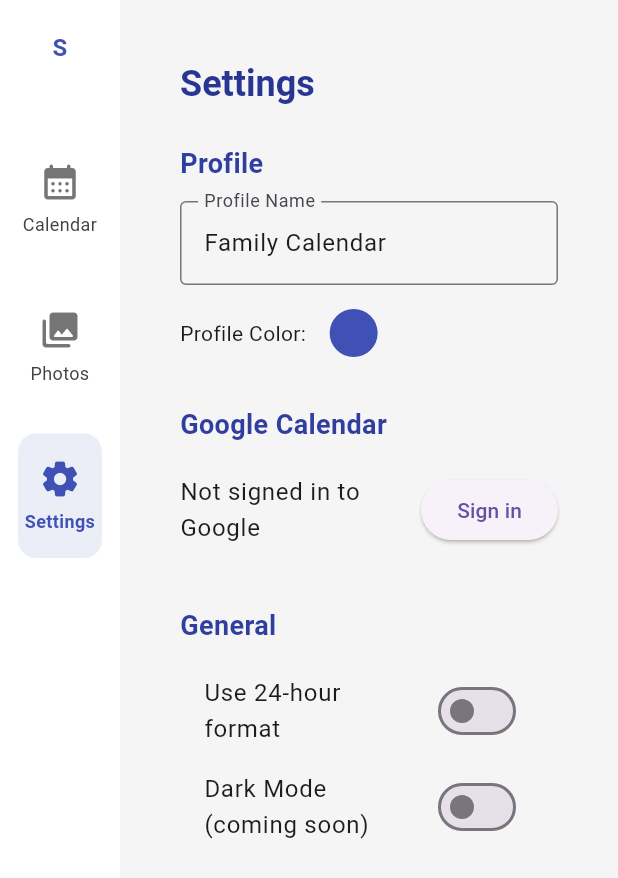
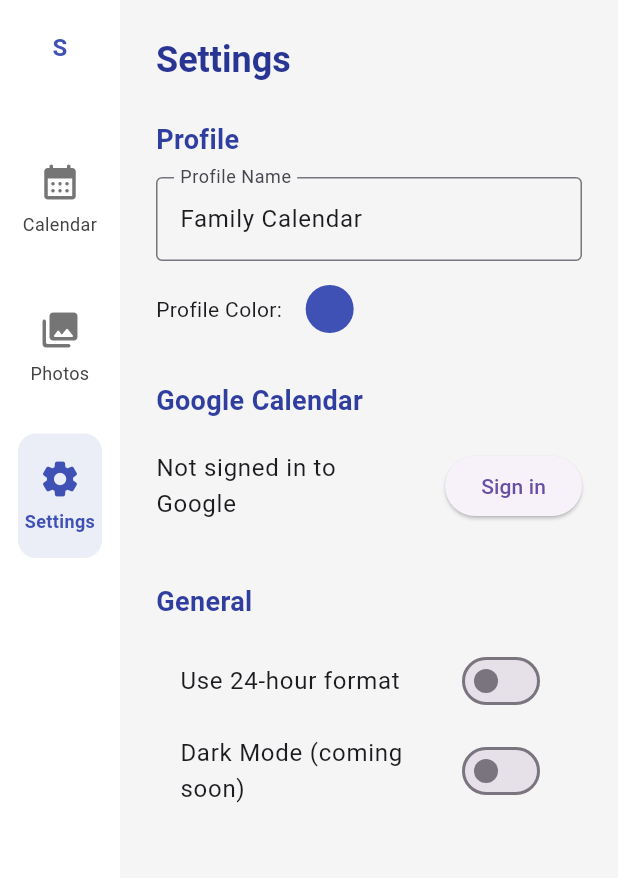
Before and after one commit to Tagwind/FlutterCalendar, a Flutter app: the screen it shows after launch, after a tap on "Photos", after a tap on "Settings", on a phone screen of 412 x 824 dp. Shown: the top 878 px of the screen. Run offline on Flutter 3.47's test engine with Material 3 defaults, Android fonts, the phone set to English and light mode, and no system bars; our stand-ins replace table_calendar.

```diff
--- a/skylight_calendar/lib/screens/calendar_screen.dart
+++ b/skylight_calendar/lib/screens/calendar_screen.dart
@@ -102,7 +102,7 @@ class _CalendarScreenState extends State<CalendarScreen> {
           // Main Content
           Expanded(
             child: Container(
-              padding: const EdgeInsets.all(16.0),
+
               child: getScreen(selectedIndex),
             ),
           ),
--- a/skylight_calendar/lib/widgets/calendar_widget.dart
+++ b/skylight_calendar/lib/widgets/calendar_widget.dart
@@ -16,8 +16,16 @@ class _CalendarWidgetState extends State<CalendarWidget> {
     final normalized = DateTime.utc(day.year, day.month, day.day);
 
     final events = dummyEvents.where((event) {
-      final start = DateTime.utc(event.startDate.year, event.startDate.month, event.startDate.day);
-      final end = DateTime.utc(event.effectiveEndDate.year, event.effectiveEndDate.month, event.effectiveEndDate.day);
+      final start = DateTime.utc(
+        event.startDate.year,
+        event.startDate.month,
+        event.startDate.day,
+      );
+      final end = DateTime.utc(
+        event.effectiveEndDate.year,
+        event.effectiveEndDate.month,
+        event.effectiveEndDate.day,
+      );
       return normalized.isAtSameMomentAs(start) ||
           (normalized.isAfter(start) && normalized.isBefore(end)) ||
           normalized.isAtSameMomentAs(end);
@@ -27,10 +35,10 @@ class _CalendarWidgetState extends State<CalendarWidget> {
     return events;
   }
 
-
   @override
   Widget build(BuildContext context) {
     return Scaffold(
+      backgroundColor: Colors.white,
       appBar: AppBar(
         title: Text('Skylight Calendar'),
         backgroundColor: Colors.indigo,
@@ -40,13 +48,17 @@ class _CalendarWidgetState extends State<CalendarWidget> {
           Expanded(
             child: LayoutBuilder(
               builder: (context, constraints) {
-                final rowHeight = constraints.maxHeight / 6;
+                final totalHeight = constraints.maxHeight;
+                final headerHeight =
+                    totalHeight / 6 / 2; // half of a normal row
+                final dayRowHeight = (totalHeight - headerHeight) / 5;
 
                 return SizedBox(
                   width: double.infinity,
                   child: TableCalendar<CalendarEvent>(
+                    startingDayOfWeek: StartingDayOfWeek.sunday,
                     firstDay: DateTime.utc(2020, 1, 1),
-                    lastDay: DateTime.utc(2030, 12, 31),
+                    lastDay: DateTime.utc(2099, 12, 31),
                     focusedDay: _focusedDay,
                     selectedDayPredicate: (day) => isSameDay(_selectedDay, day),
                     onDaySelected: (selectedDay, focusedDay) {
@@ -56,7 +68,8 @@ class _CalendarWidgetState extends State<CalendarWidget> {
                       });
                     },
                     calendarFormat: CalendarFormat.month,
-                    rowHeight: rowHeight,
+                    rowHeight: dayRowHeight,
+                    daysOfWeekHeight: headerHeight,
                     eventLoader: _getEventsForDay,
                     calendarStyle: CalendarStyle(
                       outsideDaysVisible: false,
@@ -68,26 +81,61 @@ class _CalendarWidgetState extends State<CalendarWidget> {
                       formatButtonVisible: false,
                       titleCentered: true,
                       titleTextStyle: TextStyle(
-                          fontSize: 18, fontWeight: FontWeight.w600),
+                        fontSize: 18,
+                        fontWeight: FontWeight.w600,
+                      ),
                     ),
                     calendarBuilders: CalendarBuilders<CalendarEvent>(
                       defaultBuilder: (context, day, focusedDay) {
-                        return _buildDayCell(day);
+                        int weekday = day.weekday; // 1=Mon .. 7=Sun
+                        return _buildDayCell(day, weekday: weekday);
                       },
                       selectedBuilder: (context, day, focusedDay) {
-                        return _buildDayCell(day, isSelected: true);
+                        int weekday = day.weekday;
+                        return _buildDayCell(
+                          day,
+                          isSelected: true,
+                          weekday: weekday,
+                        );
                       },
                       todayBuilder: (context, day, focusedDay) {
-                        return _buildDayCell(day, isToday: true);
+                        int weekday = day.weekday;
+                        return _buildDayCell(
+                          day,
+                          isToday: true,
+                          weekday: weekday,
+                        );
                       },
                       outsideBuilder: (context, day, focusedDay) {
-                        return _buildDayCell(day, isOutside: true);
+                        int weekday = day.weekday;
+                        return _buildDayCell(
+                          day,
+                          isOutside: true,
+                          weekday: weekday,
+                        );
                       },
                       dowBuilder: (context, day) {
-                        return Center(
+                        return Container(
+                          decoration: BoxDecoration(
+                            border: Border(
+                              right: BorderSide(
+                                color: Colors.grey.shade400,
+                                width: 0.5,
+                              ),
+                              bottom: BorderSide(
+                                color: Colors.grey.shade400,
+                                width: 0.5,
+                              ),
+                            ),
+                          ),
+                          alignment: Alignment.centerRight,
+                          padding: const EdgeInsets.symmetric(horizontal: 6),
                           child: Text(
                             DateFormat.E().format(day),
-                            style: TextStyle(fontWeight: FontWeight.bold),
+                            style: const TextStyle(
+                              fontSize: 24,
+                              fontWeight: FontWeight.w600,
+                            ),
                           ),
                         );
                       },
@@ -106,8 +154,13 @@ class _CalendarWidgetState extends State<CalendarWidget> {
     );
   }
 
-  Widget _buildDayCell(DateTime day,
-      {bool isToday = false, bool isSelected = false, bool isOutside = false}) {
+  Widget _buildDayCell(
+    DateTime day, {
+    bool isToday = false,
+    bool isSelected = false,
+    bool isOutside = false,
+    required int weekday, // 1=Monday ... 7=Sunday
+  }) {
     final events = _getEventsForDay(day);
     final textColor = isOutside
         ? Colors.grey
@@ -115,9 +168,17 @@ class _CalendarWidgetState extends State<CalendarWidget> {
         ? Colors.white
         : Colors.black;
 
-    return SizedBox.expand(  // This fills the whole table cell
+    bool isFarLeftCell = (day.weekday == DateTime.sunday); // Sunday is 7
+    bool isFarRightCell = (day.weekday == DateTime.saturday); // Saturday is 6
+
+    BorderSide defaultBorder = BorderSide(
+      color: Colors.grey.shade400,
+      width: 0.5,
+    );
+
+    return SizedBox.expand(
       child: Container(
-        margin: const EdgeInsets.all(1),
+        margin: EdgeInsets.zero,
         padding: const EdgeInsets.all(4),
         decoration: BoxDecoration(
           color: isSelected
@@ -125,8 +186,12 @@ class _CalendarWidgetState extends State<CalendarWidget> {
               : isToday
               ? Colors.indigo.withOpacity(0.1)
               : Colors.transparent,
-          border: Border.all(color: Colors.grey.shade300, width: 0.5),
-          borderRadius: BorderRadius.circular(6),
+          border: Border(
+            top: defaultBorder,
+            bottom: defaultBorder,
+            left: isFarLeftCell ? BorderSide.none : defaultBorder,
+            right: isFarRightCell ? BorderSide.none : defaultBorder,
+          ),
         ),
         child: Column(
           crossAxisAlignment: CrossAxisAlignment.start,
@@ -140,14 +205,18 @@ class _CalendarWidgetState extends State<CalendarWidget> {
               ),
             ),
             const SizedBox(height: 2),
-            ...events.take(3).map((e) => Text(
+            ...events
+                .take(3)
+                .map(
+                  (e) => Text(
                     '${DateFormat.Hm().format(e.startDate)} ${e.title}${!isSameDay(e.startDate, e.endDate) ? " ↔" : ""}',
                     overflow: TextOverflow.ellipsis,
                     style: TextStyle(
                       fontSize: 10,
                       color: textColor.withOpacity(0.9),
                     ),
-            )),
+                  ),
+                ),
             if (events.length > 3)
               Text(
                 '+${events.length - 3} more',
```
Lines whose indentation alone changed are shown as unchanged.
